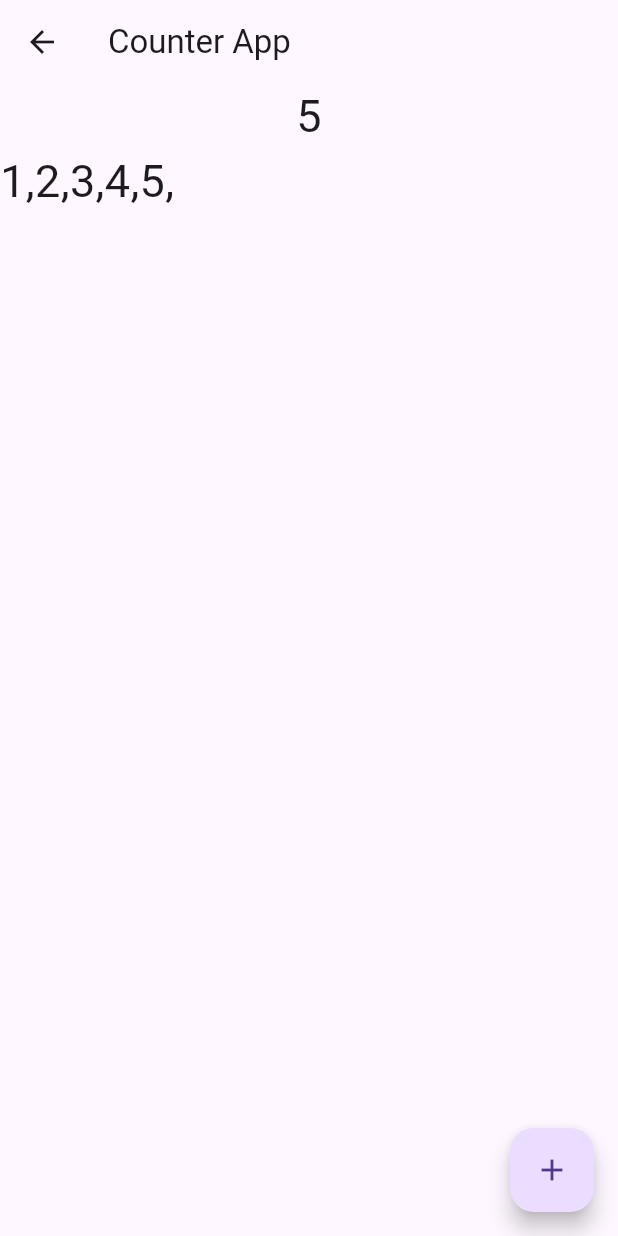
After one commit to sazzad110/coounter_app_using_provier, a Flutter app: the screen it shows after launch, after a tap on "Next Page", on a phone screen of 412 x 824 dp. The commit adds this screen. Run offline on Flutter 3.47's test engine with Material 3 defaults, Android fonts, the phone set to English and light mode, and no system bars.

Commit message:
added second scrren counter

```diff
--- a/lib/home.dart
+++ b/lib/home.dart
@@ -1,5 +1,6 @@
 // Simple counter using setState
 
+import 'package:coounter_app_using_provier/second.dart';
 import 'package:flutter/material.dart';
 
 class Home extends StatefulWidget {
@@ -10,14 +11,14 @@ class Home extends StatefulWidget {
 }
 
 class _HomeState extends State<Home> {
-  List<int> numbers = [1,2,3,4,5];
+  List<int> numbers = [1, 2, 3, 4, 5];
   @override
   Widget build(BuildContext context) {
     return Scaffold(
       floatingActionButton: FloatingActionButton(
-        onPressed: (){
+        onPressed: () {
           setState(() {
-            numbers.add(numbers.last+1);
+            numbers.add(numbers.last + 1);
           });
         },
         child: Icon(Icons.add),
@@ -26,17 +27,27 @@ class _HomeState extends State<Home> {
       body: SizedBox(
         child: Column(
           children: [
-            Text(numbers.last.toString(),
-            style: TextStyle(fontSize: 30),),
+            Text(
+              numbers.last.toString(),
+              style: TextStyle(fontSize: 30),
+            ),
             Expanded(
               child: ListView.builder(
                 itemCount: numbers.length,
-                itemBuilder: (context, index){
-                  return  Text(
-                    numbers[index].toString(),style: TextStyle(fontSize: 30),
+                itemBuilder: (context, index) {
+                  return Text(
+                    numbers[index].toString(),
+                    style: TextStyle(fontSize: 30),
                   );
                 },
               ),
+            ),
+            ElevatedButton(
+              onPressed: () {
+                Navigator.of(context).push(MaterialPageRoute(
+                    builder: (context) => Second(numbers: numbers)));
+              },
+              child: Text("Next Page"),
             )
           ],
         ),
--- /dev/null
+++ b/lib/second.dart
@@ -0,0 +1,45 @@
+import 'package:flutter/material.dart';
+
+class Second extends StatefulWidget {
+  final List<int>numbers;
+  const Second({super.key,required this.numbers});
+
+  @override
+  State<Second> createState() => _SecondState();
+}
+
+class _SecondState extends State<Second> {
+  @override
+  Widget build(BuildContext context) {
+    return Scaffold(
+      floatingActionButton: FloatingActionButton(
+        onPressed: (){
+          setState(() {
+            widget.numbers.add(widget.numbers.last+1);
+          });
+        },
+        child: Icon(Icons.add),
+      ),
+      appBar: AppBar(title: Text("Counter App")),
+      body: SizedBox(
+        child: Column(
+          children: [
+            Text(widget.numbers.last.toString(),
+            style: TextStyle(fontSize: 30),),
+            Expanded(
+              child: ListView.builder(
+                scrollDirection: Axis.horizontal,
+                itemCount: widget.numbers.length,
+                itemBuilder: (context, index){
+                  return  Text(
+                    widget.numbers[index].toString()+",",style: TextStyle(fontSize: 30),
+                  );
+                },
+              ),
+            )
+          ],
+        ),
+      ),
+    );
+  }
+}
```
